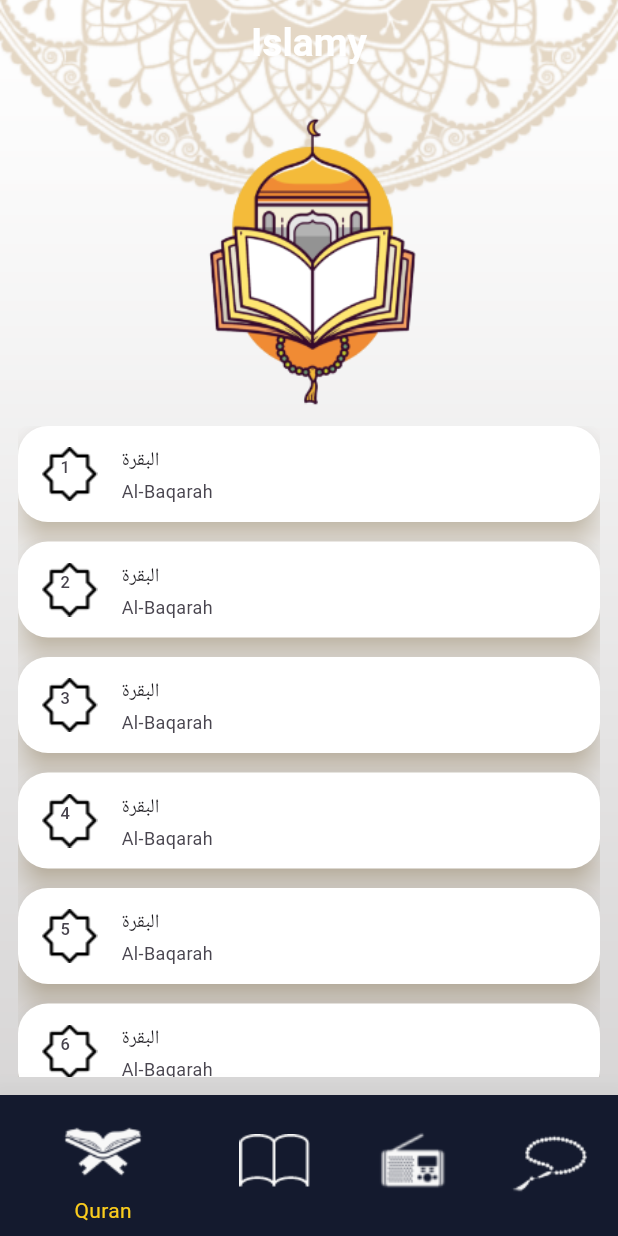
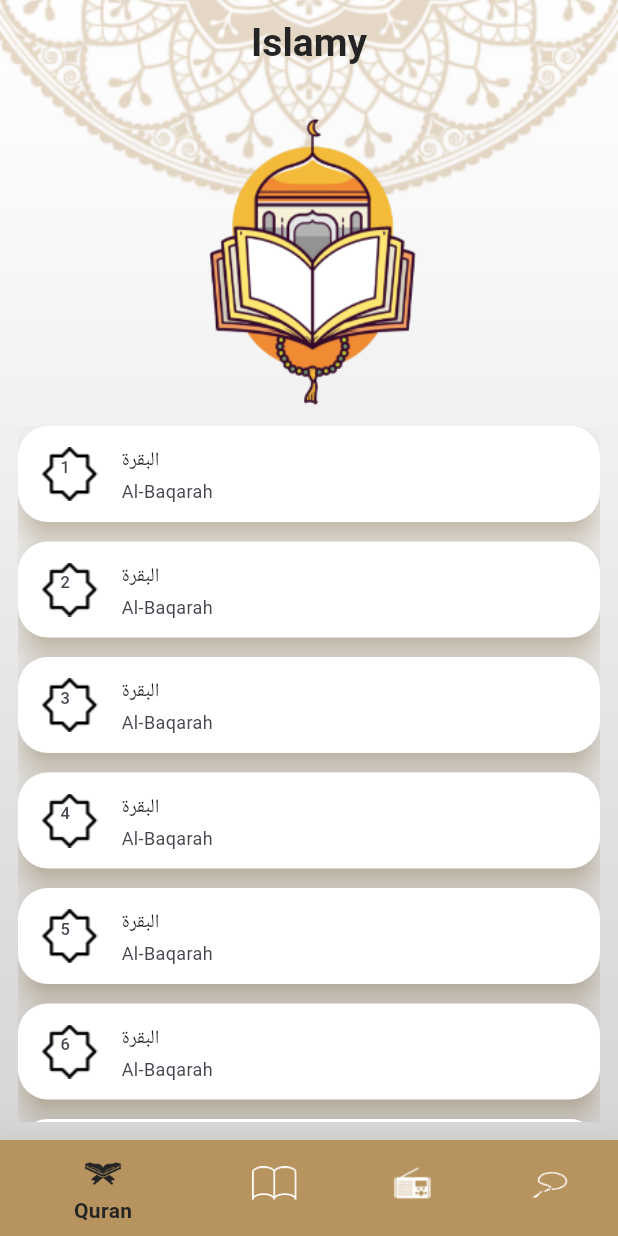
Before and after one commit to saraalbagory/islamy_application, a Flutter app: the screen it shows after launch, on a phone screen of 412 x 824 dp. Run offline on Flutter 3.47's test engine with Material 3 defaults, Android fonts, the light colour scheme and no system bars.

Commit message:
fixed the icons in bottom nav bar

```diff
--- a/lib/common/app_theme.dart
+++ b/lib/common/app_theme.dart
@@ -16,6 +16,9 @@ class AppTheme {
         ),
       ),
       bottomNavigationBarTheme: BottomNavigationBarThemeData(
+        selectedLabelStyle: const TextStyle(
+          fontWeight: FontWeight.w700,
+        ),
         selectedItemColor: AppColors.black,
         unselectedItemColor: Colors.white,
         elevation: 20,
@@ -38,10 +41,15 @@ class AppTheme {
         ),
       ),
       bottomNavigationBarTheme: BottomNavigationBarThemeData(
-          selectedItemColor: AppColors.gold,
-          unselectedItemColor: Colors.white,
-          elevation: 20,selectedIconTheme: IconThemeData(
+        selectedLabelStyle: const TextStyle(
+          fontWeight: FontWeight.w700,
+        ),
+        selectedItemColor: AppColors.gold,
+        unselectedItemColor: Colors.white,
+        elevation: 20,
+        selectedIconTheme: IconThemeData(
           fill: 1,
           color: AppColors.gold,
-        ),));
+        ),
+      ));
 }
--- a/lib/main.dart
+++ b/lib/main.dart
@@ -15,7 +15,7 @@ class MyApp extends StatelessWidget {
     return MaterialApp(
       title: 'Flutter Demo',
       theme: AppTheme.lightTheme,
-      themeMode: ThemeMode.dark,
+      themeMode: ThemeMode.light,
       darkTheme: AppTheme.darkTheme,
       home: const HomeScreen(),
       debugShowCheckedModeBanner: false,
--- a/lib/screens/home_screen.dart
+++ b/lib/screens/home_screen.dart
@@ -14,10 +14,10 @@ class HomeScreen extends StatefulWidget {
 class _HomeScreenState extends State<HomeScreen> {
   int _currentIndex=0;
   List bottonNavPages=[
-    QuarnScreen(),
-    HadethScreen(),
-    RadioScreen(),
-    SebahScreen(),
+    const QuarnScreen(),
+    const HadethScreen(),
+    const RadioScreen(),
+    const SebahScreen(),
   ];
   @override
   @override
@@ -38,7 +38,7 @@ class _HomeScreenState extends State<HomeScreen> {
         ),
         body: bottonNavPages[_currentIndex],
         bottomNavigationBar: BottomNavigationBar(
-          iconSize: 12,
+          iconSize: 30,
           // selectedItemColor: Colors.black,
           // selectedIconTheme: IconThemeData(
           //   fill:1,
@@ -46,24 +46,24 @@ class _HomeScreenState extends State<HomeScreen> {
           // ),
           currentIndex:_currentIndex,
           // backgroundColor: Color.fromRGBO( 183, 147, 95, 1),
-          items: [
+          items: const [
           BottomNavigationBarItem(
-              icon: Image.asset("assets/images/icon_quran.png",),
+              icon: ImageIcon(AssetImage("assets/images/icon_quran.png")),
               label: "Quran",
             //  backgroundColor: Color.fromRGBO( 183, 147, 95, 1),
             ),
           BottomNavigationBarItem(
-              icon: Image.asset("assets/images/icon_hadeth.png"),
+              icon:ImageIcon(AssetImage("assets/images/icon_hadeth.png"),),
               label: "Hadeth",
               //backgroundColor: Color.fromRGBO( 183, 147, 95, 1),
               ),
           BottomNavigationBarItem(
-              icon: Image.asset("assets/images/icon_radio.png"),
+              icon: ImageIcon(AssetImage("assets/images/icon_radio.png")),
               label: "Radio",
              // backgroundColor: Color.fromRGBO( 183, 147, 95, 1),
               ),
           BottomNavigationBarItem(
-              icon: Image.asset("assets/images/icon_sebha.png"),
+              icon:ImageIcon(AssetImage("assets/images/icon_sebha.png")),
               label: "Sebha",
               //backgroundColor: Color.fromRGBO( 183, 147, 95, 1)
               )
```
